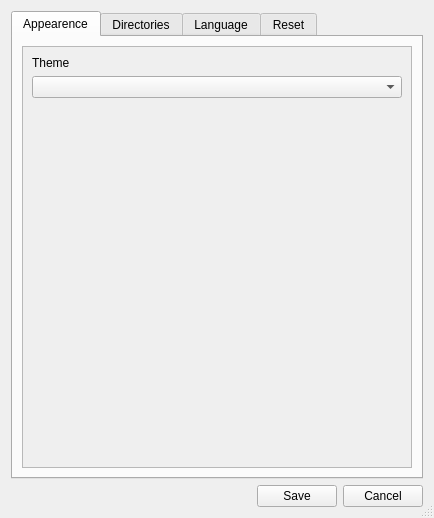
This is PlanGuidePlanner/ui/PreferenceWindow.ui in JesseRobot01/PlanGuidePlanner as Qt 5 draws it before an edit. The edited form follows.
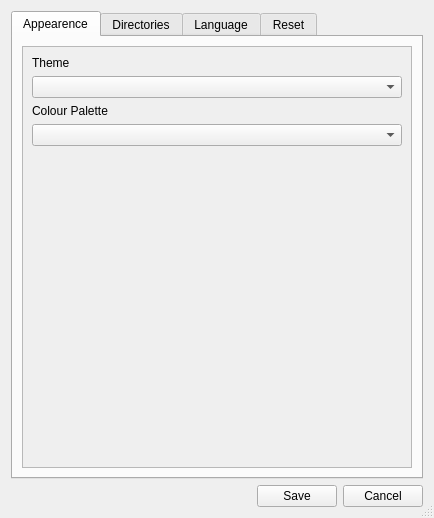
This is the edited form. Icons and pictures are not drawn.

Commit message: New colour palettes!

Patch:
```diff
--- a/PlanGuidePlanner/ui/PreferenceWindow.ui
+++ b/PlanGuidePlanner/ui/PreferenceWindow.ui
@@ -85,6 +85,16 @@
            <item>
             <widget class="QComboBox" name="themes"/>
            </item>
+           <item>
+            <widget class="QLabel" name="label_4">
+             <property name="text">
+              <string>Colour Palette</string>
+             </property>
+            </widget>
+           </item>
+           <item>
+            <widget class="QComboBox" name="colourDropDown"/>
+           </item>
            <item>
             <spacer name="verticalSpacer_4">
              <property name="orientation">
```
Left out of the diff: 12 changed lines with no effect on the pictures. The commit also changes 8 other files.
